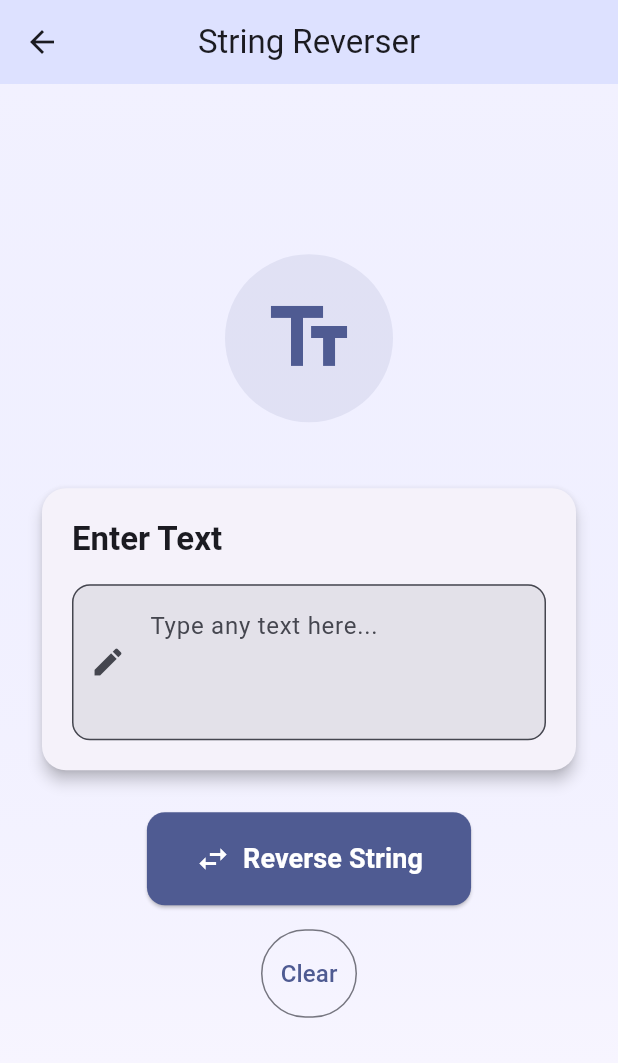
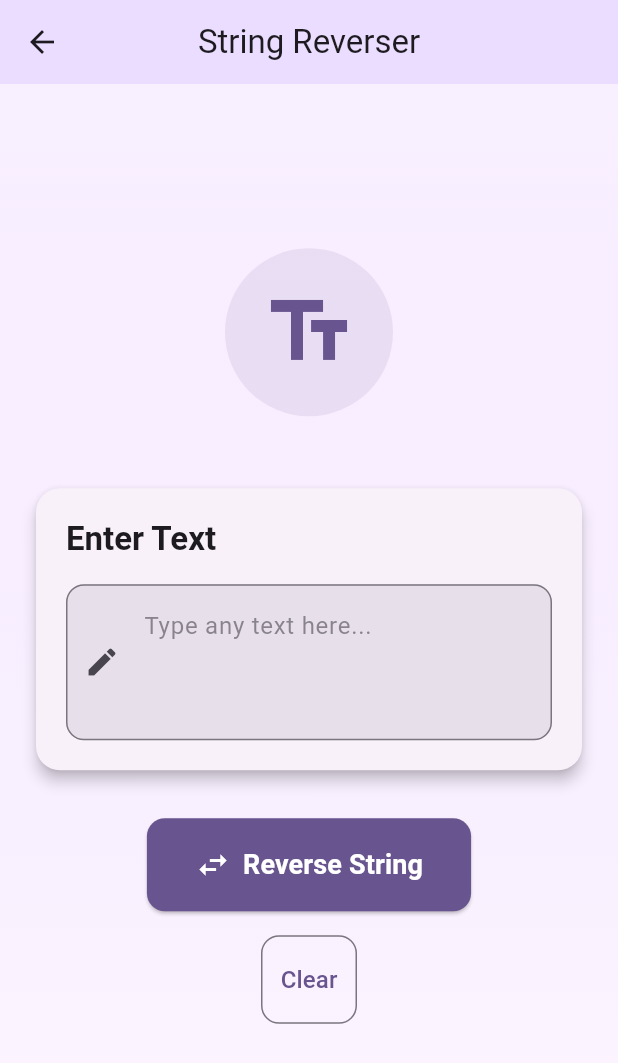
Before and after one commit to TanjimTajwar/BMI-Temp-StrRev-App, a Flutter app: the screen it shows after launch, after a tap on "String Reverser", on a phone screen of 412 x 824 dp. Shown: the top 1063 px of the screen. Run offline on Flutter 3.47's test engine with Material 3 defaults, Android fonts, the phone set to English and light mode, and no system bars.

Commit message:
Little update

```diff
--- a/lib/home.dart
+++ b/lib/home.dart
@@ -38,7 +38,7 @@ class HomePage extends StatelessWidget {
                       Shadow(
                         offset: const Offset(2, 2),
                         blurRadius: 4,
-                        color: Colors.black.withValues(alpha: 0.3),
+                        color: Colors.black.withOpacity(0.3),
                       ),
                     ],
                   ),
@@ -49,7 +49,7 @@ class HomePage extends StatelessWidget {
                   'Three Powerful Tools in One App',
                   style: TextStyle(
                     fontSize: 18,
-                    color: Colors.white.withValues(alpha: 0.9),
+                    color: Colors.white.withOpacity(0.9),
                     fontWeight: FontWeight.w300,
                   ),
                   textAlign: TextAlign.center,
@@ -60,7 +60,7 @@ class HomePage extends StatelessWidget {
                 _FeatureCard(
                   title: 'BMI Calculator',
                   icon: Icons.monitor_weight,
-                  color: const Color(0xFF6366f1),
+                  color: Theme.of(context).colorScheme.primary,
                   onTap: () {
                     Navigator.push(
                       context,
@@ -76,7 +76,7 @@ class HomePage extends StatelessWidget {
                 _FeatureCard(
                   title: 'String Reverser',
                   icon: Icons.text_fields,
-                  color: const Color(0xFF10b981),
+                  color: Theme.of(context).colorScheme.secondary,
                   onTap: () {
                     Navigator.push(
                       context,
@@ -92,7 +92,7 @@ class HomePage extends StatelessWidget {
                 _FeatureCard(
                   title: 'Temperature Converter',
                   icon: Icons.thermostat,
-                  color: const Color(0xFFf59e0b),
+                  color: Theme.of(context).colorScheme.tertiary,
                   onTap: () {
                     Navigator.push(
                       context,
@@ -143,7 +143,7 @@ class _FeatureCard extends StatelessWidget {
               end: Alignment.bottomRight,
               colors: [
                 color,
-                color.withValues(alpha: 0.8),
+                color.withOpacity(0.8),
               ],
             ),
           ),
@@ -152,7 +152,7 @@ class _FeatureCard extends StatelessWidget {
               Container(
                 padding: const EdgeInsets.all(16),
                 decoration: BoxDecoration(
-                  color: Colors.white.withValues(alpha: 0.2),
+                  color: Colors.white.withOpacity(0.2),
                   borderRadius: BorderRadius.circular(12),
                 ),
                 child: Icon(
@@ -174,7 +174,7 @@ class _FeatureCard extends StatelessWidget {
               ),
               Icon(
                 Icons.arrow_forward_ios,
-                color: Colors.white.withValues(alpha: 0.8),
+                color: Colors.white.withOpacity(0.8),
                 size: 20,
               ),
             ],
--- a/lib/main.dart
+++ b/lib/main.dart
@@ -1,6 +1,7 @@
 import 'package:flutter/material.dart';
 import 'package:flutter/services.dart';
 import 'home.dart';
+import 'theme.dart';
 
 void main() {
   WidgetsFlutterBinding.ensureInitialized();
@@ -19,31 +20,9 @@ class TrioAngleApp extends StatelessWidget {
     return MaterialApp(
       title: 'Trio-Angle',
       debugShowCheckedModeBanner: false,
-      theme: ThemeData(
-        colorScheme: ColorScheme.fromSeed(
-          seedColor: const Color(0xFF667eea),
-          brightness: Brightness.light,
-        ),
-        useMaterial3: true,
-        cardTheme: CardThemeData(
-          elevation: 4,
-          shape: RoundedRectangleBorder(
-            borderRadius: BorderRadius.circular(16),
-          ),
-        ),
-        appBarTheme: const AppBarTheme(
-          centerTitle: true,
-          elevation: 0,
-        ),
-        elevatedButtonTheme: ElevatedButtonThemeData(
-          style: ElevatedButton.styleFrom(
-            padding: const EdgeInsets.symmetric(horizontal: 32, vertical: 16),
-            shape: RoundedRectangleBorder(
-              borderRadius: BorderRadius.circular(12),
-            ),
-          ),
-        ),
-      ),
+      theme: lightTheme,
+      darkTheme: darkTheme,
+      themeMode: ThemeMode.system,
       home: const HomePage(),
     );
   }
--- a/lib/string_reverser.dart
+++ b/lib/string_reverser.dart
@@ -16,10 +16,10 @@ class _StringReverserState extends State<StringReverser> {
 
     if (input.isEmpty) {
       ScaffoldMessenger.of(context).showSnackBar(
-        const SnackBar(
-          content: Text('Please enter some text to reverse'),
-          backgroundColor: Colors.orange,
-          duration: Duration(seconds: 2),
+        SnackBar(
+          content: const Text('Please enter some text to reverse'),
+          backgroundColor: Theme.of(context).colorScheme.error,
+          duration: const Duration(seconds: 2),
         ),
       );
       return;
@@ -56,7 +56,7 @@ class _StringReverserState extends State<StringReverser> {
             begin: Alignment.topCenter,
             end: Alignment.bottomCenter,
             colors: [
-              Theme.of(context).colorScheme.primaryContainer.withValues(alpha: 0.3),
+              Theme.of(context).colorScheme.primaryContainer.withOpacity(0.3),
               Theme.of(context).colorScheme.surface,
             ],
           ),
@@ -71,7 +71,7 @@ class _StringReverserState extends State<StringReverser> {
                 Container(
                   padding: const EdgeInsets.all(24),
                   decoration: BoxDecoration(
-                    color: Theme.of(context).colorScheme.primary.withValues(alpha: 0.1),
+                    color: Theme.of(context).colorScheme.primary.withOpacity(0.1),
                     shape: BoxShape.circle,
                   ),
                   child: Icon(
@@ -167,7 +167,7 @@ class _StringReverserState extends State<StringReverser> {
                               color: Theme.of(context).colorScheme.surface,
                               borderRadius: BorderRadius.circular(12),
                               border: Border.all(
-                                color: Theme.of(context).colorScheme.outline.withValues(alpha: 0.3),
+                                color: Theme.of(context).colorScheme.outline.withOpacity(0.3),
                               ),
                             ),
                             child: Text(
--- /dev/null
+++ b/lib/theme.dart
@@ -0,0 +1,86 @@
+import 'package:flutter/material.dart';
+
+ThemeData _baseTheme(ColorScheme scheme) {
+  return ThemeData(
+    useMaterial3: true,
+    colorScheme: scheme,
+    visualDensity: VisualDensity.adaptivePlatformDensity,
+    appBarTheme: AppBarTheme(
+      backgroundColor: scheme.surface,
+      foregroundColor: scheme.onSurface,
+      elevation: 0,
+      centerTitle: true,
+      surfaceTintColor: Colors.transparent,
+    ),
+    cardTheme: CardThemeData(
+      elevation: 3,
+      margin: const EdgeInsets.symmetric(vertical: 8),
+      shape: RoundedRectangleBorder(
+        borderRadius: BorderRadius.circular(16),
+      ),
+      surfaceTintColor: Colors.transparent,
+    ),
+    inputDecorationTheme: InputDecorationTheme(
+      filled: true,
+      fillColor: scheme.surfaceVariant,
+      border: OutlineInputBorder(
+        borderRadius: BorderRadius.circular(12),
+        borderSide: BorderSide(color: scheme.outline),
+      ),
+      enabledBorder: OutlineInputBorder(
+        borderRadius: BorderRadius.circular(12),
+        borderSide: BorderSide(color: scheme.outline),
+      ),
+      focusedBorder: OutlineInputBorder(
+        borderRadius: BorderRadius.circular(12),
+        borderSide: BorderSide(color: scheme.primary, width: 2),
+      ),
+      labelStyle: TextStyle(color: scheme.onSurfaceVariant),
+      hintStyle: TextStyle(color: scheme.onSurfaceVariant.withOpacity(0.6)),
+      prefixIconColor: scheme.onSurfaceVariant,
+    ),
+    elevatedButtonTheme: ElevatedButtonThemeData(
+      style: ElevatedButton.styleFrom(
+        backgroundColor: scheme.primary,
+        foregroundColor: scheme.onPrimary,
+        padding: const EdgeInsets.symmetric(horizontal: 28, vertical: 16),
+        shape: RoundedRectangleBorder(
+          borderRadius: BorderRadius.circular(12),
+        ),
+        elevation: 1,
+      ),
+    ),
+    outlinedButtonTheme: OutlinedButtonThemeData(
+      style: OutlinedButton.styleFrom(
+        side: BorderSide(color: scheme.outline),
+        foregroundColor: scheme.primary,
+        padding: const EdgeInsets.symmetric(horizontal: 24, vertical: 16),
+        shape: RoundedRectangleBorder(
+          borderRadius: BorderRadius.circular(12),
+        ),
+      ),
+    ),
+    snackBarTheme: SnackBarThemeData(
+      behavior: SnackBarBehavior.floating,
+      backgroundColor: scheme.inverseSurface,
+      contentTextStyle: TextStyle(color: scheme.onInverseSurface),
+      actionTextColor: scheme.tertiary,
+      elevation: 2,
+      shape: RoundedRectangleBorder(borderRadius: BorderRadius.circular(12)),
+    ),
+  );
+}
+
+final ThemeData lightTheme = _baseTheme(
+  ColorScheme.fromSeed(
+    seedColor: const Color(0xFF6D28D9),
+    brightness: Brightness.light,
+  ),
+);
+
+final ThemeData darkTheme = _baseTheme(
+  ColorScheme.fromSeed(
+    seedColor: const Color(0xFF6D28D9),
+    brightness: Brightness.dark,
+  ),
+);
```
Also changed, not shown: lib/bmi_calculator.dart (+14 -13 lines), lib/temperature_converter.dart (+10 -9 lines), 1 other file.
